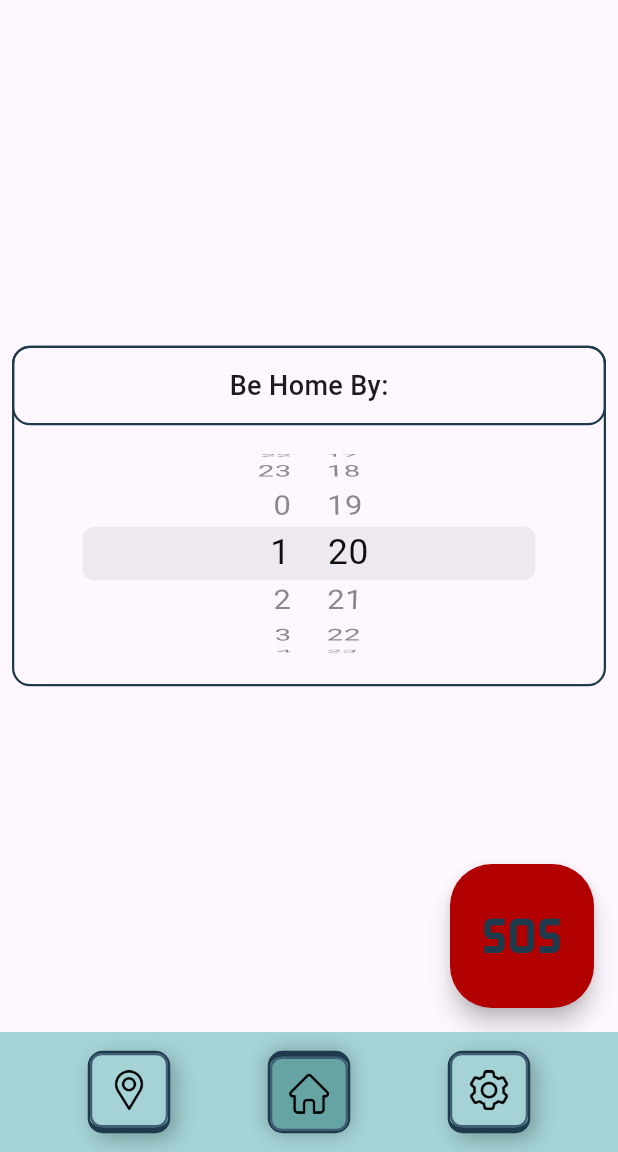
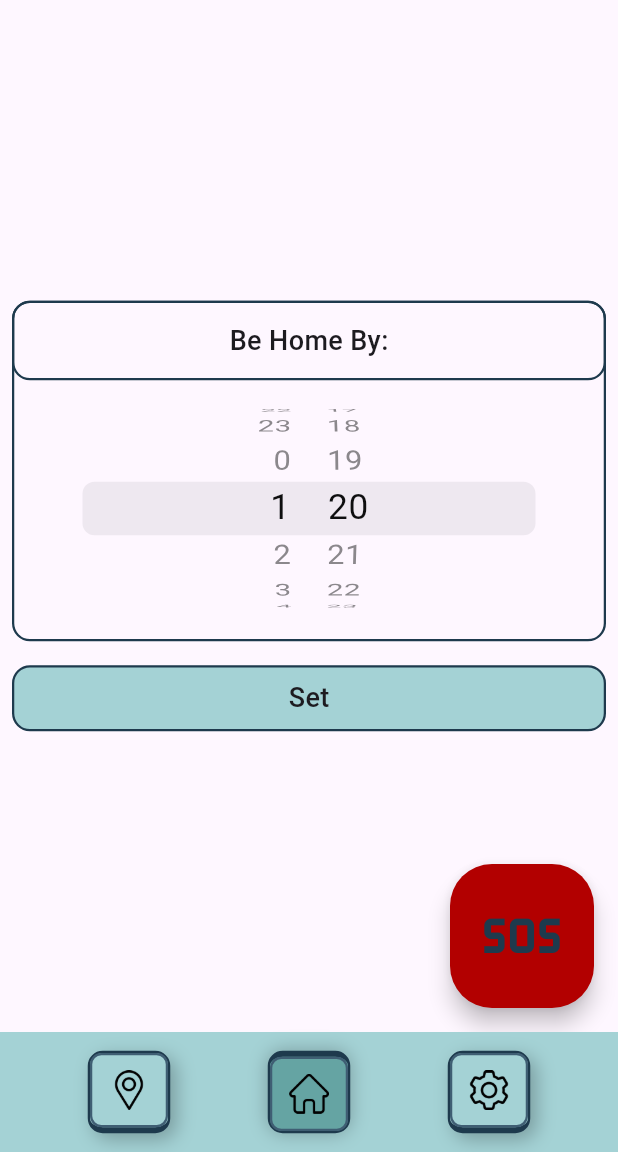
Before and after one commit to ZephLevy/Safe-return, a Flutter app: the screen it shows after launch, on a phone screen of 412 x 824 dp, the part 84-1236 px from its top. Run offline on Flutter 3.47's test engine with Material 3 defaults, Android fonts, the light colour scheme and no system bars.

Commit message:
Added a TimeSetButton for the user to set when they will be back Used a singleton to handle passing dateTime

```diff
--- a/lib/pages/home_page.dart
+++ b/lib/pages/home_page.dart
@@ -1,4 +1,5 @@
 import 'package:flutter/material.dart';
+import 'package:safe_return/pages/time_manager.dart';
 import 'package:safe_return/palette.dart';
 import 'package:flutter/cupertino.dart';
 
@@ -14,6 +15,7 @@ class HomePage extends StatelessWidget {
         crossAxisAlignment: CrossAxisAlignment.center,
         children: [
           _timeSetter(),
+          TimeSetButton(),
         ],
       ),
     );
@@ -62,7 +64,7 @@ class HomePage extends StatelessWidget {
                 height: 150,
                 child: CupertinoDatePicker(
                   onDateTimeChanged: (value) {
-                    print(value);
+                    TimeManager().selectedTime = value;
                   },
                   mode: CupertinoDatePickerMode.time,
                   use24hFormat: true,
@@ -87,3 +89,61 @@ class HomePage extends StatelessWidget {
     );
   }
 }
+
+class TimeSetButton extends StatefulWidget {
+  const TimeSetButton({super.key});
+
+  @override
+  State<TimeSetButton> createState() => _TimeSetButtonState();
+}
+
+class _TimeSetButtonState extends State<TimeSetButton> {
+  bool isSelected = false;
+  DateTime date = DateTime.now();
+
+  @override
+  Widget build(BuildContext context) {
+    return SizedBox(
+      height: 60,
+      width: double.infinity,
+      child: Material(
+        child: GestureDetector(
+          onTap: () {
+            setState(() {
+              date = TimeManager().selectedTime;
+              isSelected = false;
+            });
+            print(date);
+          },
+          onTapDown: (details) {
+            setState(() {
+              isSelected = true;
+            });
+          },
+          child: Container(
+            margin: EdgeInsets.all(8),
+            decoration: BoxDecoration(
+              borderRadius: BorderRadius.circular(12),
+              border: Border.all(
+                color: Palette.blue1,
+                width: 1.5,
+              ),
+              color: isSelected ? Palette.blue3 : Palette.blue4,
+            ),
+            child: SizedBox.expand(
+              child: Center(
+                child: Text(
+                  'Set',
+                  style: TextStyle(
+                    fontSize: 18,
+                    fontWeight: FontWeight.w500,
+                  ),
+                ),
+              ),
+            ),
+          ),
+        ),
+      ),
+    );
+  }
+}
--- /dev/null
+++ b/lib/pages/time_manager.dart
@@ -0,0 +1,10 @@
+class TimeManager {
+  static final TimeManager _instance = TimeManager._internal();
+
+  factory TimeManager() {
+    return _instance;
+  }
+
+  TimeManager._internal();
+  DateTime selectedTime = DateTime.now();
+}
```
